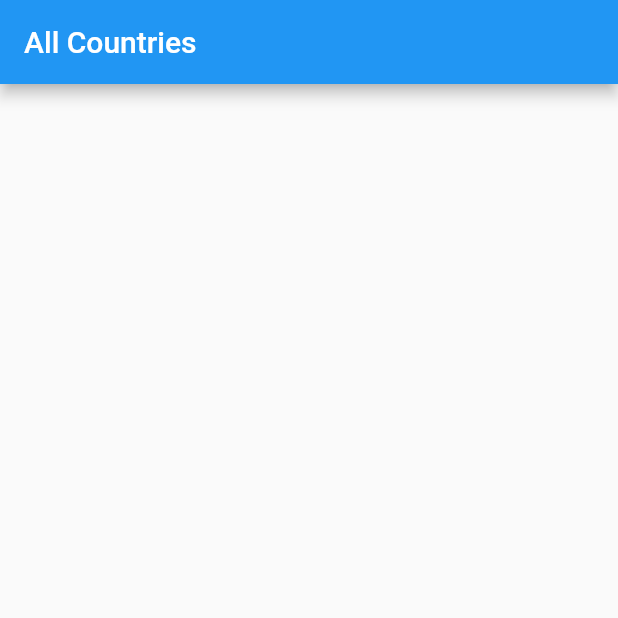
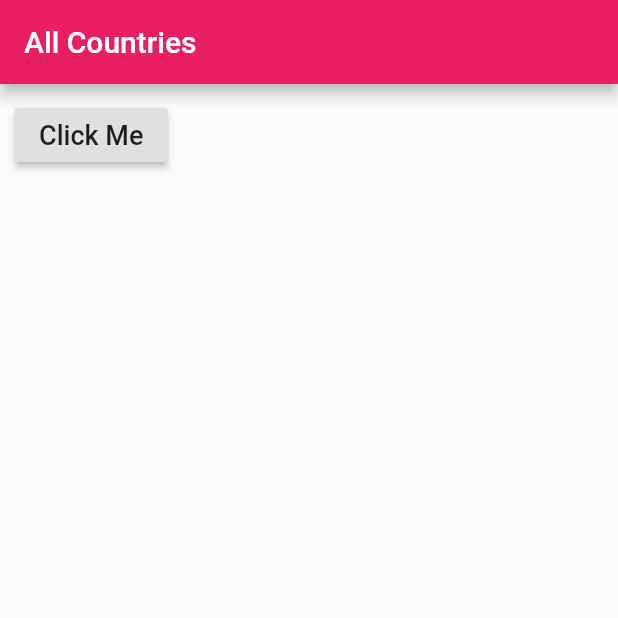
Before and after one commit to kedmonmaquiz/World-Countries-App, a Flutter app: the screen it shows after launch, on a phone screen of 412 x 824 dp, the top half of it. Run offline on Flutter 3.47's test engine with Material 2 defaults, Android fonts, the phone set to English and light mode, and no system bars.

```diff
--- a/lib/main.dart
+++ b/lib/main.dart
@@ -1,23 +1,12 @@
 import 'package:flutter/material.dart';
+import 'screens/AllCountries.dart';
+
 void main(){
-  runApp(AllCountries());
-}
-
-class AllCountries extends StatelessWidget {
-  @override
-  Widget build(BuildContext context) {
-    return
-        MaterialApp(
+  runApp(
+      MaterialApp(
           debugShowCheckedModeBanner: false,
           title: 'All Countries',
-          home: Scaffold(
-            appBar: AppBar(
-              title: Text('All Countries'),
-            ),
-            body: Material(
-              //Todo Materials
-            ),
-          ),
-        );
-  }
+          home: AllCountries(),
+      )
+  );
 }
--- /dev/null
+++ b/lib/screens/AllCountries.dart
@@ -0,0 +1,28 @@
+import 'package:flutter/material.dart';
+
+import 'Country.dart';
+
+class AllCountries extends StatelessWidget {
+  @override
+  Widget build(BuildContext context) {
+    return Scaffold(
+      appBar: AppBar(
+        title: Text('All Countries'),
+        backgroundColor: Colors.pink,
+      ),
+      body: Container(
+        child: Padding(
+          padding: EdgeInsets.all(10.0),
+          child: RaisedButton(
+            child: Text('Click Me',style: TextStyle(fontSize: 18),),
+              onPressed: (){
+            Navigator.of(context).push(MaterialPageRoute(builder: (context){
+              return Country();
+            }));
+          }
+          )
+        ),
+      ),
+    );
+  }
+}
```
Also changed, not shown: lib/screens/Country.dart (added, +14 -0 lines).
